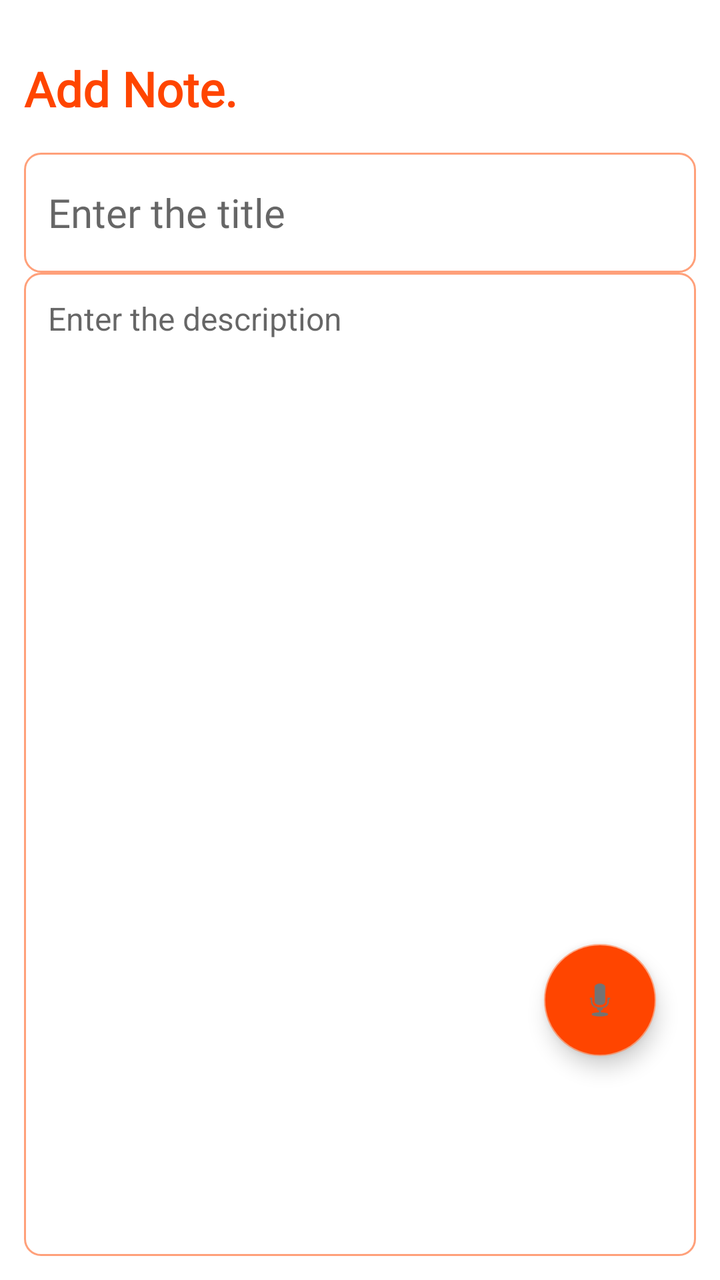
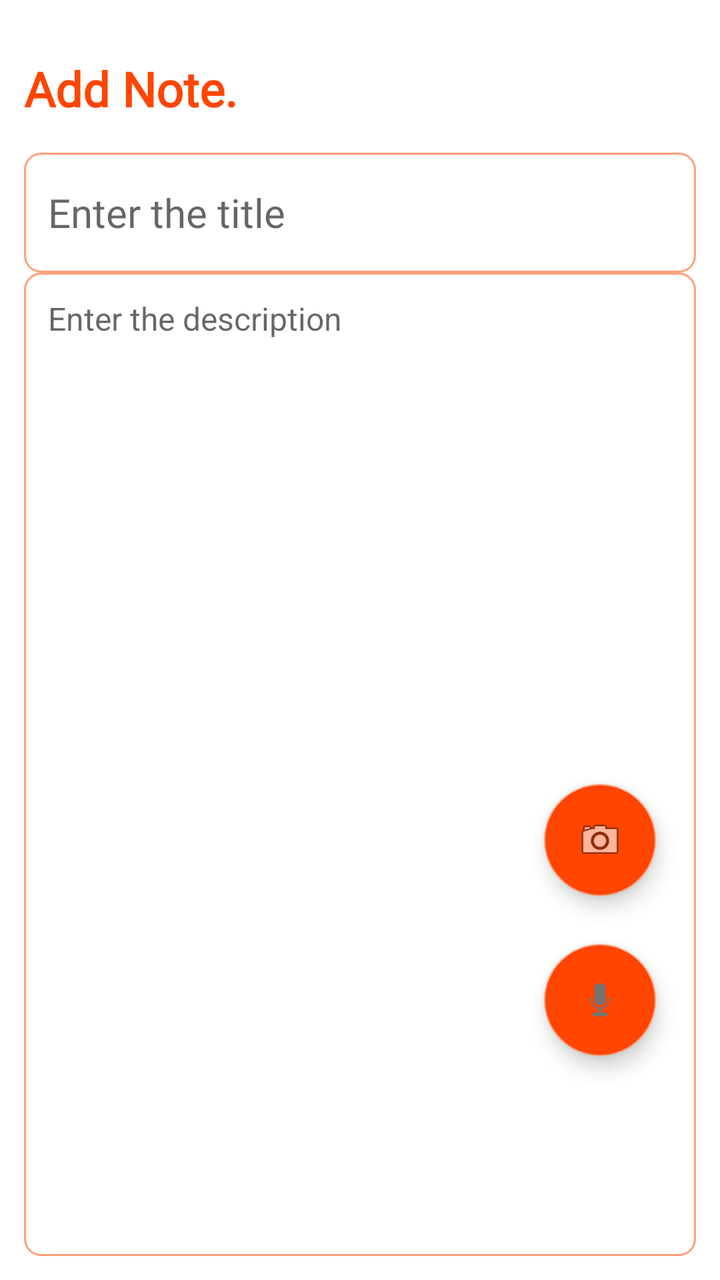

The first picture is an Android layout as it rendered before a commit; the second is the same layout after the commit. The layout source and the unified diff follow.
<!-- AndroidManifest.xml: application theme Theme.NotesTaker -->
<!-- res/layout/fragment_add_note.xml -->
<?xml version="1.0" encoding="utf-8"?>
<layout xmlns:android="http://schemas.android.com/apk/res/android"
    xmlns:tools="http://schemas.android.com/tools"
    xmlns:app="http://schemas.android.com/apk/res-auto">


    <RelativeLayout
        android:id="@+id/addNoteRoot"
        android:layout_width="match_parent"
        android:layout_height="match_parent"
        android:orientation= "vertical"
        tools:context = ".NewNoteFragment"
        android:padding="12dp">

        <TextView
            android:id="@+id/addNoteHeading"
            android:layout_width="wrap_content"
            android:layout_height="wrap_content"
            android:layout_alignParentTop="true"
            android:layout_marginTop="16dp"
            android:fontFamily="@font/poppins"
            android:text="Add Note."
            android:textColor="@color/orangeRed"
            android:textSize="24sp"
            android:textStyle="bold" />

        <EditText
            android:layout_width="match_parent"
            android:layout_height="60dp"
            android:id="@+id/addNoteTitle"
            android:hint="Enter the title"
            android:padding="12dp"
            android:textSize="20sp"
            android:layout_below="@id/addNoteHeading"
            android:background="@drawable/border"
            android:layout_marginTop="16dp"
            android:maxLines="1"
            android:fontFamily="@font/poppins"/>

        <EditText
            android:layout_width="match_parent"
            android:layout_height="match_parent"
            android:id="@+id/addNoteDesc"
            android:hint="Enter the description"
            android:padding="12dp"
            android:gravity="top"
            android:textSize="16sp"
            android:layout_below="@id/addNoteTitle"
            android:background="@drawable/border"/>

        <com.google.android.material.floatingactionbutton.FloatingActionButton
            android:layout_width="wrap_content"
            android:layout_height="wrap_content"
            android:id="@+id/recordFab"
            android:layout_marginEnd="20dp"
            android:layout_marginBottom="100dp"
            android:clickable="true"
            android:backgroundTint="@color/orangeRed"
            android:tintMode="@color/white"
            android:src="@android:drawable/ic_btn_speak_now"
            android:layout_alignParentBottom="true"
            android:layout_alignParentEnd="true"
            android:contentDescription="recordFab"/>

    </RelativeLayout>


</layout>
<!-- resources referenced by this layout -->
<resources>
  <color name="orangeRed">#FF4500</color>
  <color name="white">#FFFFFFFF</color>
  <!-- drawable border (drawable) -->
  <?xml version="1.0" encoding="utf-8"?>
  <shape xmlns:android="http://schemas.android.com/apk/res/android"
  
     android:shape="rectangle">
  
      <stroke
          android:color="@color/lightSalmon"
          android:width="1dp"/>
  
      <corners
          android:radius="8dp"/>
  </shape>
  <style name="Theme.NotesTaker" parent="Base.Theme.NotesTaker" />
  <color name="lightSalmon">#FFA07A</color>
  <style name="Base.Theme.NotesTaker" parent="Theme.MaterialComponents.DayNight.DarkActionBar">
          
           <item name="colorPrimary">@color/lightSalmon</item>
           <item name="colorPrimaryVariant">@color/lightSalmon</item>
           <item name="colorOnPrimary">@color/white</item>
  
          //secondary color
          <item name="colorSecondary">@color/lightSalmon</item>
          <item name="colorSecondaryVariant">@color/lightSalmon</item>
          <item name="colorOnSecondary">@color/black</item>
  
          //status bar color
          <item name="android:statusBarColor">?attr/colorPrimaryVariant</item>
  
      </style>
  <color name="black">#FF000000</color>
</resources>

<!-- the commit's change to res/layout/fragment_add_note.xml (unified diff, before → after) -->
@@ -62,6 +62,20 @@
             android:layout_alignParentEnd="true"
             android:contentDescription="recordFab"/>
 
+        <com.google.android.material.floatingactionbutton.FloatingActionButton
+            android:layout_width="wrap_content"
+            android:layout_height="wrap_content"
+            android:id="@+id/scanFab"
+            android:layout_marginEnd="20dp"
+            android:layout_marginBottom="180dp"
+            android:clickable="true"
+            android:backgroundTint="@color/orangeRed"
+            android:tintMode="@color/white"
+            android:src="@android:drawable/ic_menu_camera"
+            android:layout_alignParentBottom="true"
+            android:layout_alignParentEnd="true"
+            android:contentDescription="scanFab"/>
+
     </RelativeLayout>
 
 
